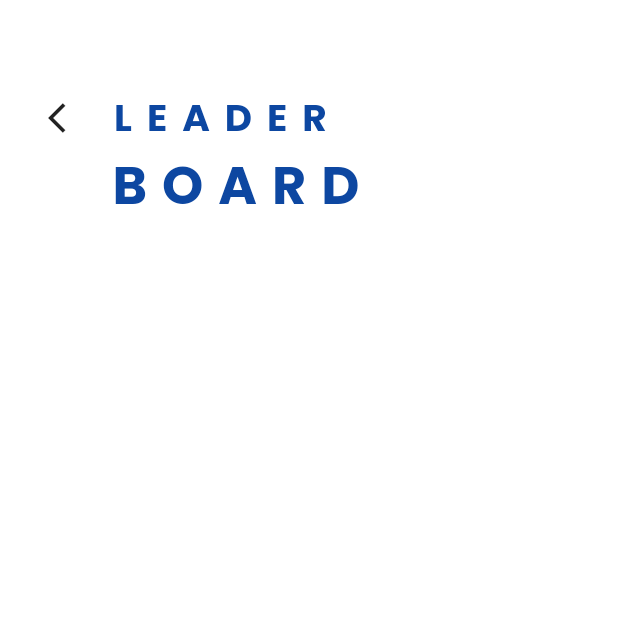
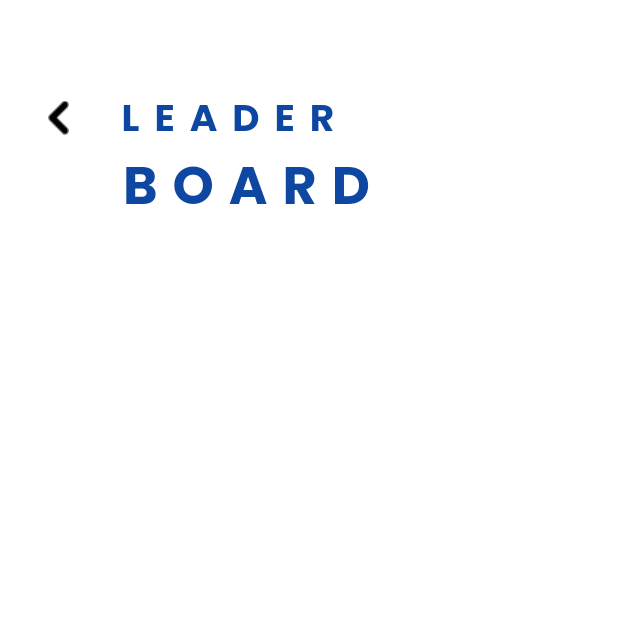
Before and after one commit to m-ammar-p/tic_tac_toe_app_flutter, a Flutter app: the Leaderboard screen opened directly, on a phone screen of 412 x 824 dp, the top half of it. Run offline on Flutter 3.47's test engine with Material 2 defaults, Android fonts, the phone set to English and light mode, and no system bars; our stand-ins replace google_fonts.

Commit message:
Added arrow back icon on leaderboard view

```diff
--- a/lib/screens/leaderboard.dart
+++ b/lib/screens/leaderboard.dart
@@ -5,7 +5,6 @@ import 'package:tic_tac_toe_app/widgets/app_Text.dart';
 import '../widgets/leaderboard_card.dart';
 
 class Leaderboard extends StatelessWidget {
-
   Leaderboard({Key? key}) : super(key: key);
 
   List<Player> leaderboardItemCount = [];
@@ -24,14 +23,13 @@ class Leaderboard extends StatelessWidget {
             Row(
               children: [
                 GestureDetector(
-                    onTap: () {
-                      Navigator.of(context).pop();
-                    },
-                    child: const Icon(
-                      Icons.arrow_back_ios,
-                    )),
+                  onTap: () {
+                    Navigator.of(context).pop();
+                  },
+                  child: Image.asset("images/back_arrow.png"),
+                ),
                 const SizedBox(
-                  width: 15,
+                  width: 30,
                 ),
                 const AppText(
                   text: "LEADER",
@@ -43,7 +41,7 @@ class Leaderboard extends StatelessWidget {
               ],
             ),
             Container(
-              padding: const EdgeInsets.only(left: 38),
+              padding: const EdgeInsets.only(left: 45),
               child: const AppText(
                   text: "BOARD",
                   fontSize: 35,
```
Also changed, not shown: images/back_arrow.png (added).
